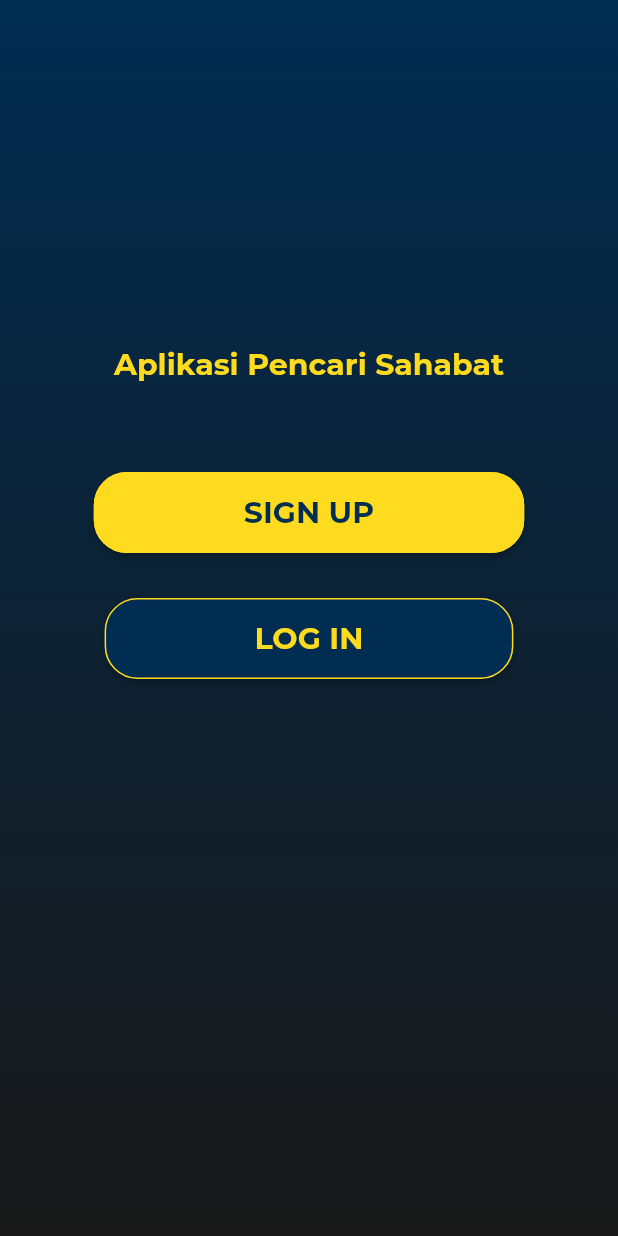
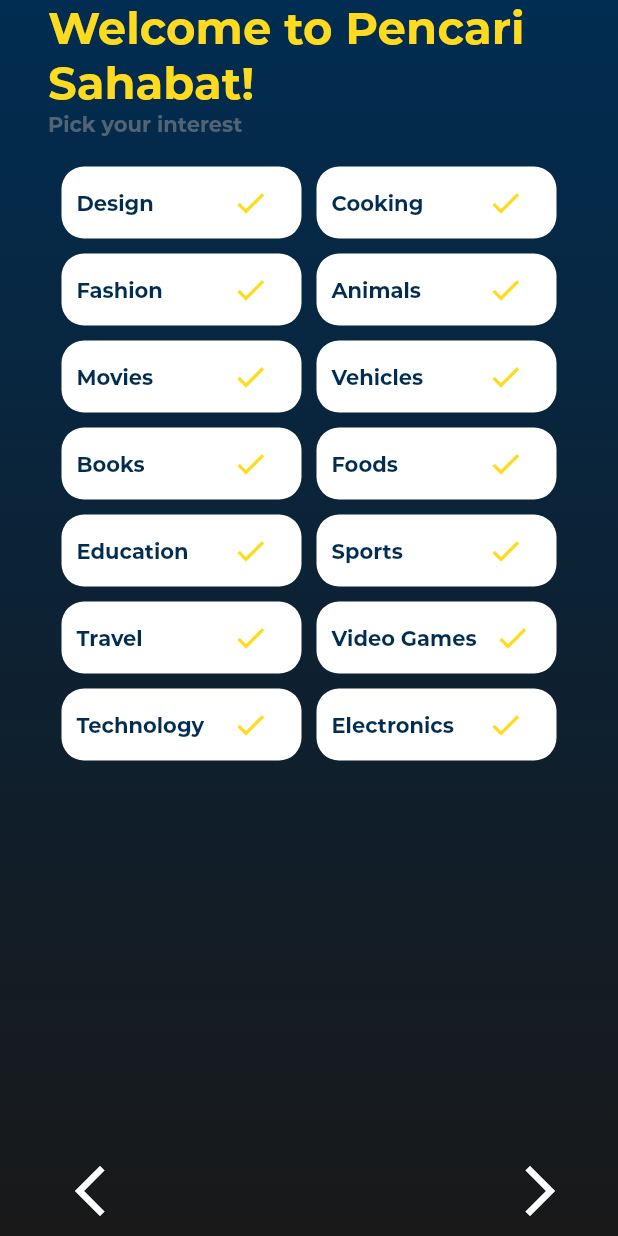
Before and after one commit to Ezaaan/Milestone02_K02, a Flutter app: the screen it shows after launch, on a phone screen of 412 x 824 dp. Run offline on Flutter 3.47's test engine with Material 2 defaults, Android fonts, the phone set to English and light mode, and no system bars; our stand-ins replace bubble, cloud_firestore, firebase_auth, firebase_core, firebase_storage, flutter_svg and 4 more; missing offline and left inert: dart:html; accounts and stored records are empty; project files that could hold a hidden picture were left out.

Commit message:
+InterestScreen

```diff
--- a/lib/main.dart
+++ b/lib/main.dart
@@ -5,12 +5,14 @@ import 'package:milestone/responsive/mobileScreenLayout.dart';
 import 'package:milestone/responsive/responsive_layouts.dart';
 import 'package:milestone/responsive/webScreenLayout.dart';
 import 'package:milestone/screens/HomeScreen.dart';
+import 'package:milestone/screens/Interest_screen.dart';
 import 'package:milestone/screens/RegisterScreen.dart';
 import 'package:milestone/screens/settings_screen.dart';
 import 'package:milestone/screens/chatWindow_screen.dart';
 import 'package:milestone/screens/chat_list.dart';
 import 'package:milestone/screens/findFriend_screen.dart';
 import 'package:milestone/screens/login_screen.dart';
+import 'package:milestone/screens/test_screens/isiprofile_test.dart';
 
 import 'package:milestone/screens/test_screens/signup_test.dart';
 import 'package:milestone/utils/colors.dart';
@@ -51,7 +53,7 @@ class MyApp extends StatelessWidget {
       // ),
 
       //Kalau mau ngerun dan liat hasil screen bisa diganti disini
-      home: HomeScreen(),
+      home: InterestScreen(),
     );
   }
 }
--- /dev/null
+++ b/lib/screens/Interest_screen.dart
@@ -0,0 +1,490 @@
+import 'dart:ui';
+
+import 'package:flutter/gestures.dart';
+import 'package:flutter/material.dart';
+import 'package:flutter_svg/flutter_svg.dart';
+import 'package:milestone/recources/auth.dart';
+import 'package:milestone/screens/RegisterScreen.dart';
+import 'package:milestone/screens/chat_list.dart';
+import 'package:milestone/utils/colors.dart';
+import 'package:milestone/utils/fonts.dart';
+import 'package:milestone/utils/utils.dart';
+import 'package:milestone/widgets/text_field.dart';
+
+class InterestScreen extends StatefulWidget {
+  const InterestScreen({Key? key}) : super(key: key);
+
+  @override
+  _InterestScreenState createState() => _InterestScreenState();
+}
+
+class _InterestScreenState extends State<InterestScreen> {
+  @override
+  Widget build(BuildContext context) {
+    //Info ttg dimensi device
+
+    // Full screen width and height
+    double width = MediaQuery.of(context).size.width;
+    double height = MediaQuery.of(context).size.height;
+
+    // Height (without SafeArea)
+    var padding = MediaQuery.of(context).viewPadding;
+    double height1 = height - padding.top - padding.bottom;
+
+    // Height (without status bar)
+    double height2 = height - padding.top;
+
+    // Height (without status and toolbar)
+    double height3 = height - padding.top - kToolbarHeight;
+
+    return Scaffold(
+      body: SafeArea(
+          child: Container(
+              decoration: BoxDecoration(
+                  gradient: LinearGradient(
+                begin: Alignment.topCenter,
+                end: Alignment.bottomCenter,
+                colors: [
+                  baseColor3,
+                  baseColor4,
+                ],
+              )),
+              padding: const EdgeInsets.symmetric(horizontal: 32),
+              width: double.infinity,
+              child: SingleChildScrollView(
+                  child: Container(
+                height: height2,
+                child: Column(
+                  crossAxisAlignment: CrossAxisAlignment.center,
+                  children: [
+                    ////Bagian Atas
+
+                    //Welcome text
+                    Align(
+                      alignment: Alignment.topCenter,
+                      child: Text(
+                        'Welcome to Pencari Sahabat!',
+                        style: TextStyle(
+                          fontFamily: baseFont1,
+                          fontWeight: FontWeight.bold,
+                          color: baseColor2,
+                          fontSize: 30,
+                        ),
+                      ),
+                    ),
+                    Align(
+                      alignment: Alignment.topLeft,
+                      child: Text(
+                        "Pick your interest",
+                        style: TextStyle(
+                            fontFamily: baseFont1,
+                            color: baseColor1,
+                            fontWeight: FontWeight.bold),
+                      ),
+                    ),
+                    SizedBox(
+                      height: 20,
+                    ),
+
+                    Row(
+                      mainAxisAlignment: MainAxisAlignment.center,
+                      crossAxisAlignment: CrossAxisAlignment.center,
+                      children: [
+                        Column(
+                          children: [
+                            Container(
+                                padding: EdgeInsets.symmetric(horizontal: 10),
+                                width: 160,
+                                decoration: BoxDecoration(
+                                    color: Colors.white,
+                                    borderRadius:
+                                        BorderRadius.all(Radius.circular(15))),
+                                child: Row(
+                                  children: [
+                                    Text(
+                                      "Design",
+                                      style: TextStyle(
+                                          fontFamily: baseFont1,
+                                          color: baseColor3,
+                                          fontWeight: FontWeight.bold),
+                                    ),
+                                    Expanded(child: SizedBox()),
+                                    IconButton(
+                                        onPressed: () {},
+                                        icon: Icon(Icons.check,
+                                            color: baseColor2))
+                                  ],
+                                )),
+                            SizedBox(
+                              height: 10,
+                            ),
+                            Container(
+                                padding: EdgeInsets.symmetric(horizontal: 10),
+                                width: 160,
+                                decoration: BoxDecoration(
+                                    color: Colors.white,
+                                    borderRadius:
+                                        BorderRadius.all(Radius.circular(15))),
+                                child: Row(
+                                  children: [
+                                    Text(
+                                      "Fashion",
+                                      style: TextStyle(
+                                          fontFamily: baseFont1,
+                                          color: baseColor3,
+                                          fontWeight: FontWeight.bold),
+                                    ),
+                                    Expanded(child: SizedBox()),
+                                    IconButton(
+                                        onPressed: () {},
+                                        icon: Icon(Icons.check,
+                                            color: baseColor2))
+                                  ],
+                                )),
+                            SizedBox(
+                              height: 10,
+                            ),
+                            Container(
+                                padding: EdgeInsets.symmetric(horizontal: 10),
+                                width: 160,
+                                decoration: BoxDecoration(
+                                    color: Colors.white,
+                                    borderRadius:
+                                        BorderRadius.all(Radius.circular(15))),
+                                child: Row(
+                                  children: [
+                                    Text(
+                                      "Movies",
+                                      style: TextStyle(
+                                          fontFamily: baseFont1,
+                                          color: baseColor3,
+                                          fontWeight: FontWeight.bold),
+                                    ),
+                                    Expanded(child: SizedBox()),
+                                    IconButton(
+                                        onPressed: () {},
+                                        icon: Icon(Icons.check,
+                                            color: baseColor2))
+                                  ],
+                                )),
+                            SizedBox(
+                              height: 10,
+                            ),
+                            Container(
+                                padding: EdgeInsets.symmetric(horizontal: 10),
+                                width: 160,
+                                decoration: BoxDecoration(
+                                    color: Colors.white,
+                                    borderRadius:
+                                        BorderRadius.all(Radius.circular(15))),
+                                child: Row(
+                                  children: [
+                                    Text(
+                                      "Books",
+                                      style: TextStyle(
+                                          fontFamily: baseFont1,
+                                          color: baseColor3,
+                                          fontWeight: FontWeight.bold),
+                                    ),
+                                    Expanded(child: SizedBox()),
+                                    IconButton(
+                                        onPressed: () {},
+                                        icon: Icon(Icons.check,
+                                            color: baseColor2))
+                                  ],
+                                )),
+                            SizedBox(
+                              height: 10,
+                            ),
+                            Container(
+                                padding: EdgeInsets.symmetric(horizontal: 10),
+                                width: 160,
+                                decoration: BoxDecoration(
+                                    color: Colors.white,
+                                    borderRadius:
+                                        BorderRadius.all(Radius.circular(15))),
+                                child: Row(
+                                  children: [
+                                    Text(
+                                      "Education",
+                                      style: TextStyle(
+                                          fontFamily: baseFont1,
+                                          color: baseColor3,
+                                          fontWeight: FontWeight.bold),
+                                    ),
+                                    Expanded(child: SizedBox()),
+                                    IconButton(
+                                        onPressed: () {},
+                                        icon: Icon(Icons.check,
+                                            color: baseColor2))
+                                  ],
+                                )),
+                            SizedBox(
+                              height: 10,
+                            ),
+                            Container(
+                                padding: EdgeInsets.symmetric(horizontal: 10),
+                                width: 160,
+                                decoration: BoxDecoration(
+                                    color: Colors.white,
+                                    borderRadius:
+                                        BorderRadius.all(Radius.circular(15))),
+                                child: Row(
+                                  children: [
+                                    Text(
+                                      "Travel",
+                                      style: TextStyle(
+                                          fontFamily: baseFont1,
+                                          color: baseColor3,
+                                          fontWeight: FontWeight.bold),
+                                    ),
+                                    Expanded(child: SizedBox()),
+                                    IconButton(
+                                        onPressed: () {},
+                                        icon: Icon(Icons.check,
+                                            color: baseColor2))
+                                  ],
+                                )),
+                            SizedBox(
+                              height: 10,
+                            ),
+                            Container(
+                              padding: EdgeInsets.symmetric(horizontal: 10),
+                              width: 160,
+                              decoration: BoxDecoration(
+                                  color: Colors.white,
+                                  borderRadius:
+                                      BorderRadius.all(Radius.circular(15))),
+                              child: Row(children: [
+                                Text(
+                                  "Technology",
+                                  style: TextStyle(
+                                      fontFamily: baseFont1,
+                                      color: baseColor3,
+                                      fontWeight: FontWeight.bold),
+                                ),
+                                Expanded(child: SizedBox()),
+                                IconButton(
+                                    onPressed: () {},
+                                    icon: Icon(Icons.check, color: baseColor2))
+                              ]),
+                            )
+                          ],
+                        ),
+                        SizedBox(
+                          width: 10,
+                        ),
+
+                        //ROW KEDUA
+                        Column(
+                          children: [
+                            Container(
+                                padding: EdgeInsets.symmetric(horizontal: 10),
+                                width: 160,
+                                decoration: BoxDecoration(
+                                    color: Colors.white,
+                                    borderRadius:
+                                        BorderRadius.all(Radius.circular(15))),
+                                child: Row(
+                                  children: [
+                                    Text(
+                                      "Cooking",
+                                      style: TextStyle(
+                                          fontFamily: baseFont1,
+                                          color: baseColor3,
+                                          fontWeight: FontWeight.bold),
+                                    ),
+                                    Expanded(child: SizedBox()),
+                                    IconButton(
+                                        onPressed: () {},
+                                        icon: Icon(Icons.check,
+                                            color: baseColor2))
+                                  ],
+                                )),
+                            SizedBox(
+                              height: 10,
+                            ),
+                            Container(
+                                padding: EdgeInsets.symmetric(horizontal: 10),
+                                width: 160,
+                                decoration: BoxDecoration(
+                                    color: Colors.white,
+                                    borderRadius:
+                                        BorderRadius.all(Radius.circular(15))),
+                                child: Row(
+                                  children: [
+                                    Text(
+                                      "Animals",
+                                      style: TextStyle(
+                                          fontFamily: baseFont1,
+                                          color: baseColor3,
+                                          fontWeight: FontWeight.bold),
+                                    ),
+                                    Expanded(child: SizedBox()),
+                                    IconButton(
+                                        onPressed: () {},
+                                        icon: Icon(Icons.check,
+                                            color: baseColor2))
+                                  ],
+                                )),
+                            SizedBox(
+                              height: 10,
+                            ),
+                            Container(
+                                padding: EdgeInsets.symmetric(horizontal: 10),
+                                width: 160,
+                                decoration: BoxDecoration(
+                                    color: Colors.white,
+                                    borderRadius:
+                                        BorderRadius.all(Radius.circular(15))),
+                                child: Row(
+                                  children: [
+                                    Text(
+                                      "Vehicles",
+                                      style: TextStyle(
+                                          fontFamily: baseFont1,
+                                          color: baseColor3,
+                                          fontWeight: FontWeight.bold),
+                                    ),
+                                    Expanded(child: SizedBox()),
+                                    IconButton(
+                                        onPressed: () {},
+                                        icon: Icon(Icons.check,
+                                            color: baseColor2))
+                                  ],
+                                )),
+                            SizedBox(
+                              height: 10,
+                            ),
+                            Container(
+                                padding: EdgeInsets.symmetric(horizontal: 10),
+                                width: 160,
+                                decoration: BoxDecoration(
+                                    color: Colors.white,
+                                    borderRadius:
+                                        BorderRadius.all(Radius.circular(15))),
+                                child: Row(
+                                  children: [
+                                    Text(
+                                      "Foods",
+                                      style: TextStyle(
+                                          fontFamily: baseFont1,
+                                          color: baseColor3,
+                                          fontWeight: FontWeight.bold),
+                                    ),
+                                    Expanded(child: SizedBox()),
+                                    IconButton(
+                                        onPressed: () {},
+                                        icon: Icon(Icons.check,
+                                            color: baseColor2))
+                                  ],
+                                )),
+                            SizedBox(
+                              height: 10,
+                            ),
+                            Container(
+                                padding: EdgeInsets.symmetric(horizontal: 10),
+                                width: 160,
+                                decoration: BoxDecoration(
+                                    color: Colors.white,
+                                    borderRadius:
+                                        BorderRadius.all(Radius.circular(15))),
+                                child: Row(
+                                  children: [
+                                    Text(
+                                      "Sports",
+                                      style: TextStyle(
+                                          fontFamily: baseFont1,
+                                          color: baseColor3,
+                                          fontWeight: FontWeight.bold),
+                                    ),
+                                    Expanded(child: SizedBox()),
+                                    IconButton(
+                                        onPressed: () {},
+                                        icon: Icon(Icons.check,
+                                            color: baseColor2))
+                                  ],
+                                )),
+                            SizedBox(
+                              height: 10,
+                            ),
+                            Container(
+                                padding: EdgeInsets.symmetric(horizontal: 10),
+                                width: 160,
+                                decoration: BoxDecoration(
+                                    color: Colors.white,
+                                    borderRadius:
+                                        BorderRadius.all(Radius.circular(15))),
+                                child: Row(
+                                  children: [
+                                    Text(
+                                      "Video Games",
+                                      style: TextStyle(
+                                          fontFamily: baseFont1,
+                                          color: baseColor3,
+                                          fontWeight: FontWeight.bold),
+                                    ),
+                                    Expanded(child: SizedBox()),
+                                    IconButton(
+                                        onPressed: () {},
+                                        icon: Icon(Icons.check,
+                                            color: baseColor2))
+                                  ],
+                                )),
+                            SizedBox(
+                              height: 10,
+                            ),
+                            Container(
+                              padding: EdgeInsets.symmetric(horizontal: 10),
+                              width: 160,
+                              decoration: BoxDecoration(
+                                  color: Colors.white,
+                                  borderRadius:
+                                      BorderRadius.all(Radius.circular(15))),
+                              child: Row(children: [
+                                Text(
+                                  "Electronics",
+                                  style: TextStyle(
+                                      fontFamily: baseFont1,
+                                      color: baseColor3,
+                                      fontWeight: FontWeight.bold),
+                                ),
+                                Expanded(child: SizedBox()),
+                                IconButton(
+                                    onPressed: () {},
+                                    icon: Icon(Icons.check, color: baseColor2))
+                              ]),
+                            )
+                          ],
+                        )
+                      ],
+                    ),
+                    Expanded(child: SizedBox()),
+                    Row(
+                      mainAxisAlignment: MainAxisAlignment.center,
+                      crossAxisAlignment: CrossAxisAlignment.center,
+                      children: [
+                        IconButton(
+                            onPressed: () {},
+                            icon: Icon(
+                              Icons.arrow_back_ios_new_outlined,
+                              color: Colors.white,
+                              size: 40,
+                            )),
+                        Expanded(child: SizedBox()),
+                        IconButton(
+                            onPressed: () {},
+                            icon: Icon(
+                              Icons.arrow_forward_ios_outlined,
+                              color: Colors.white,
+                              size: 40,
+                            ))
+                      ],
+                    ),
+                    SizedBox(height: 10)
+                  ],
+                ),
+              )))),
+    );
+  }
+}
--- a/lib/screens/findFriend_screen.dart
+++ b/lib/screens/findFriend_screen.dart
@@ -88,7 +88,7 @@ class _FindFriendScreenState extends State<FindFriendScreen> {
                                         color: Colors.yellow.withOpacity(0.7),
                                         borderRadius: BorderRadius.only(
                                             bottomLeft: Radius.circular(20),
-                                            bottomRight: Radius.circular(20))),
+                                            bottomRight: Radius.circular(15))),
                                     padding: const EdgeInsets.symmetric(
                                         horizontal: 6, vertical: 10),
                                     height: 150,
```
